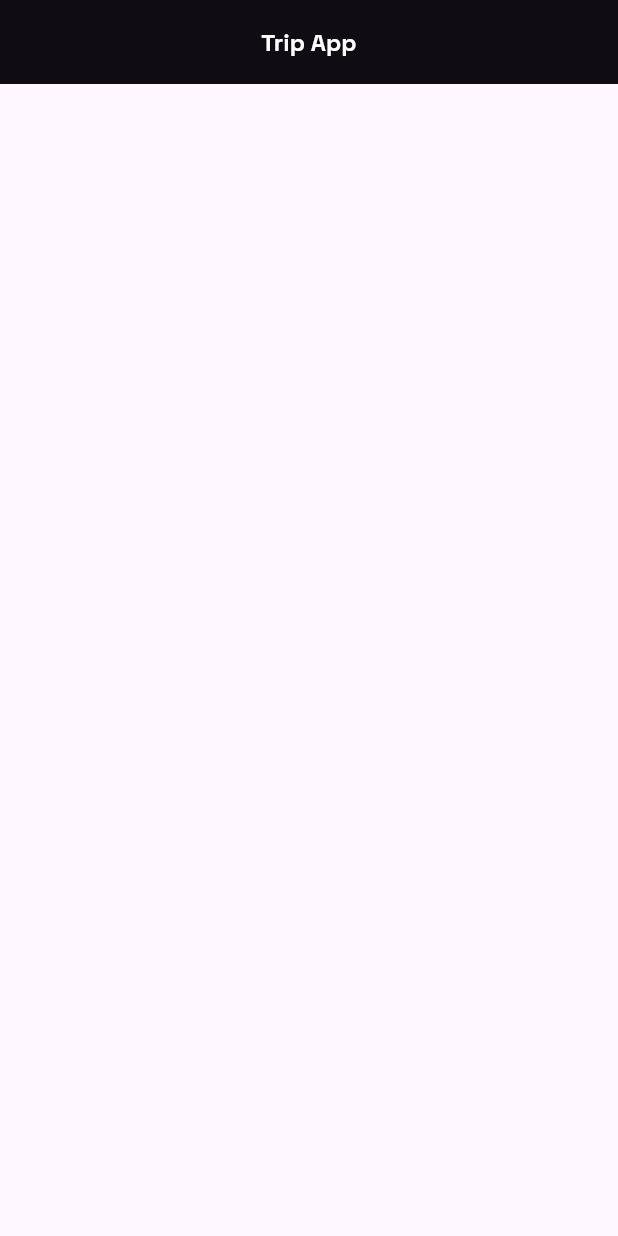
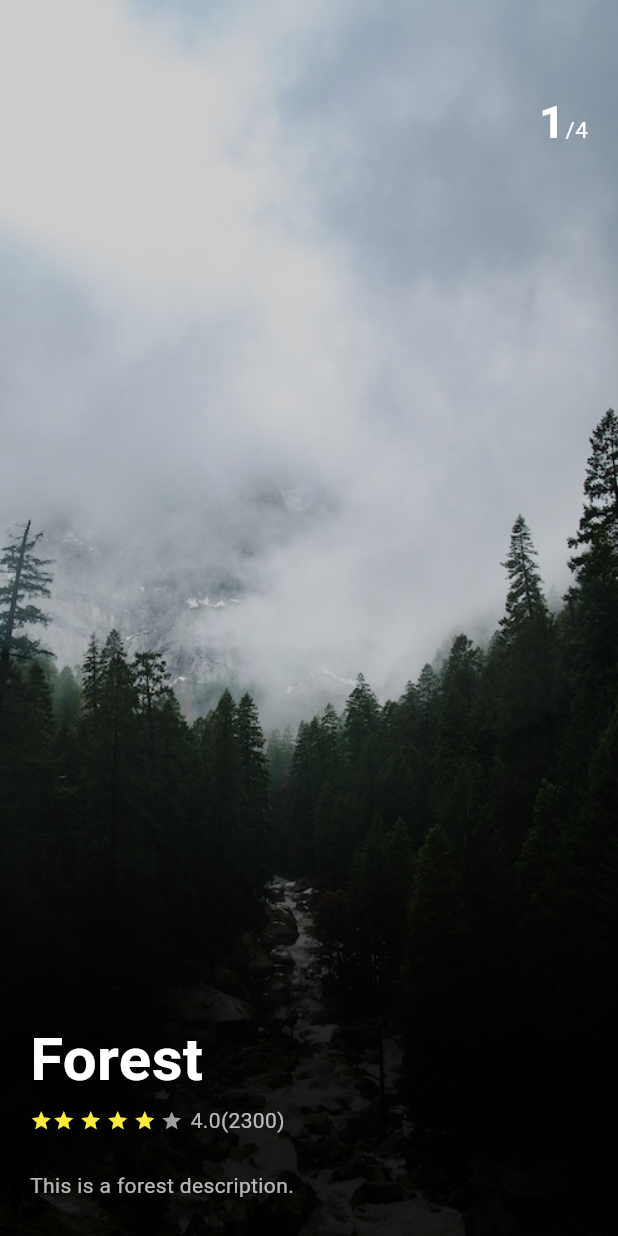
Before and after one commit to zobayerdev/Flutter_Trip_App_UI, a Flutter app: the screen it shows after launch, on a phone screen of 412 x 824 dp. Run offline on Flutter 3.47's test engine with Material 3 defaults, Android fonts, the phone set to English and light mode, and no system bars; our stand-ins replace device_preview.

Commit message:
ui complete

```diff
--- /dev/null
+++ b/lib/Utils/assets_manager.dart
@@ -0,0 +1,11 @@
+// ignore_for_file: constant_identifier_names
+
+class AssetManager {
+  // logo
+  // static const String MAIN_LOGO = 'lib/graphics/logo/main.png';
+  // png
+  static const String ONE_JPG = 'lib/assets/one.jpg';
+  static const String TWO_JPG = 'lib/assets/two.jpg';
+  static const String THREE_JPG = 'lib/assets/three.jpg';
+  static const String FOUR_JPG = 'lib/assets/four.jpg';
+}
--- a/lib/home.dart
+++ b/lib/home.dart
@@ -1,27 +1,180 @@
 import 'package:flutter/material.dart';
-import 'package:google_fonts/google_fonts.dart';
 
 class HomePage extends StatefulWidget {
-  const HomePage({super.key});
+  HomePage({super.key});
 
   @override
   State<HomePage> createState() => _HomePageState();
 }
 
 class _HomePageState extends State<HomePage> {
+  late PageController _pageController;
+
+  void _onScroll() {}
+
+  @override
+  void initState() {
+    _pageController = PageController(
+      initialPage: 0,
+    )..addListener(_onScroll);
+  }
+
   @override
   Widget build(BuildContext context) {
     return Scaffold(
-      appBar: AppBar(
-        title: Text("Trip App",
-        style: GoogleFonts.spaceGrotesk(
-        fontWeight: FontWeight.bold,
-        fontSize: 16.0,
-        color: Colors.white,)
+      body: PageView(
+        controller: _pageController,
+        children: <Widget>[
+          MakePage(
+              image: 'lib/assets/one.jpg',
+              title: 'Forest',
+              description: 'This is a forest description.'),
+          MakePage(
+              image: 'lib/assets/two.jpg',
+              title: 'Beach',
+              description: 'This is a beach description.'),
+          MakePage(
+              image: 'lib/assets/three.jpg',
+              title: 'Mountain',
+              description: 'This is a mountain description.'),
+          MakePage(
+              image: 'lib/assets/four.jpg',
+              title: 'Desert',
+              description: 'This is a desert description.'),
+        ],
+      ),
+    );
+  }
+
+  Widget MakePage({image, title, description}) {
+    return Container(
+      decoration: BoxDecoration(
+        image: DecorationImage(
+          image: AssetImage(image),
+          fit: BoxFit.cover,
         ),
-        backgroundColor: Colors.black,
-        centerTitle: true,
-        elevation: 20.0,
+      ),
+      child: Container(
+        decoration: BoxDecoration(
+          gradient: LinearGradient(
+            begin: Alignment.bottomRight,
+            stops: [0.3, 0.9],
+            colors: [
+              Colors.black.withOpacity(.9),
+              Colors.black.withOpacity(.2),
+            ],
+          ),
+        ),
+        child: Padding(
+          padding: EdgeInsets.all(20),
+          child: Column(
+            crossAxisAlignment: CrossAxisAlignment.start,
+            children: <Widget>[
+              const SizedBox(
+                height: 40,
+              ),
+              const Row(
+                mainAxisAlignment: MainAxisAlignment.end,
+                crossAxisAlignment: CrossAxisAlignment.baseline,
+                textBaseline: TextBaseline.alphabetic,
+                children: [
+                  Text("1",
+                      style: TextStyle(
+                          color: Colors.white,
+                          fontSize: 30,
+                          fontWeight: FontWeight.bold)),
+                  Text("/4",
+                      style: TextStyle(
+                        color: Colors.white,
+                        fontSize: 15,
+                      )),
+                ],
+              ),
+              Expanded(
+                child: Column(
+                  mainAxisAlignment: MainAxisAlignment.end,
+                  crossAxisAlignment: CrossAxisAlignment.start,
+                  children: <Widget>[
+                    Text(title,
+                        style: TextStyle(
+                            color: Colors.white,
+                            fontSize: 40,
+                            fontWeight: FontWeight.bold)),
+                    const SizedBox(
+                      height: 2,
+                    ),
+                    Row(
+                      children: <Widget>[
+                        Container(
+                          child: Icon(
+                            Icons.star,
+                            color: Colors.yellow,
+                            size: 15,
+                          ),
+                        ),
+                        Container(
+                          margin: EdgeInsets.only(right: 3),
+                          child: Icon(
+                            Icons.star,
+                            color: Colors.yellow,
+                            size: 15,
+                          ),
+                        ),
+                        Container(
+                          margin: EdgeInsets.only(right: 3),
+                          child: Icon(
+                            Icons.star,
+                            color: Colors.yellow,
+                            size: 15,
+                          ),
+                        ),
+                        Container(
+                          margin: EdgeInsets.only(right: 3),
+                          child: Icon(
+                            Icons.star,
+                            color: Colors.yellow,
+                            size: 15,
+                          ),
+                        ),
+                        Container(
+                          margin: EdgeInsets.only(right: 3),
+                          child: Icon(
+                            Icons.star,
+                            color: Colors.yellow,
+                            size: 15,
+                          ),
+                        ),
+                        Container(
+                          margin: EdgeInsets.only(right: 5),
+                          child: Icon(
+                            Icons.star,
+                            color: Colors.grey,
+                            size: 15,
+                          ),
+                        ),
+                        Text(
+                          '4.0',
+                          style: TextStyle(color: Colors.white70),
+                        ),
+                        Text(
+                          '(2300)',
+                          style: TextStyle(color: Colors.white70),
+                        ),
+                      ],
+                    ),
+                    const SizedBox(
+                      height: 20,
+                    ),
+                    Text(
+                      description,
+                      style: TextStyle(color: Colors.white70, height: 1.9),
+                    )
+                  ],
+                ),
+              ),
+            ],
+          ),
+        ),
       ),
     );
   }
--- a/lib/main.dart
+++ b/lib/main.dart
@@ -1,9 +1,16 @@
 import 'package:flutter/material.dart';
 import 'package:flutter_trip_app_ui/home.dart';
+import 'package:device_preview/device_preview.dart';
 
-void main() {
-  runApp(const MyApp());
-}
+void main() => runApp(
+      DevicePreview(
+        enabled: true,
+        tools: const [
+          ...DevicePreview.defaultTools,
+        ],
+        builder: (context) => MyApp(), // Wrap your app
+      ),
+    );
 
 class MyApp extends StatelessWidget {
   const MyApp({super.key});
--- a/pubspec.yaml
+++ b/pubspec.yaml
@@ -36,6 +36,7 @@ dependencies:
   # Use with the CupertinoIcons class for iOS style icons.
   cupertino_icons: ^1.0.6
   google_fonts: ^6.2.1
+  device_preview: ^1.1.0
 
 dev_dependencies:
   flutter_test:
@@ -60,9 +61,8 @@ flutter:
   uses-material-design: true
 
   # To add assets to your application, add an assets section, like this:
-  # assets:
-  #   - images/a_dot_burr.jpeg
-  #   - images/a_dot_ham.jpeg
+  assets:
+    - lib/assets/
 
   # An image asset can refer to one or more resolution-specific "variants", see
   # https://flutter.dev/assets-and-images/#resolution-aware
```
Also changed, not shown: pubspec.lock, 1 other file.
